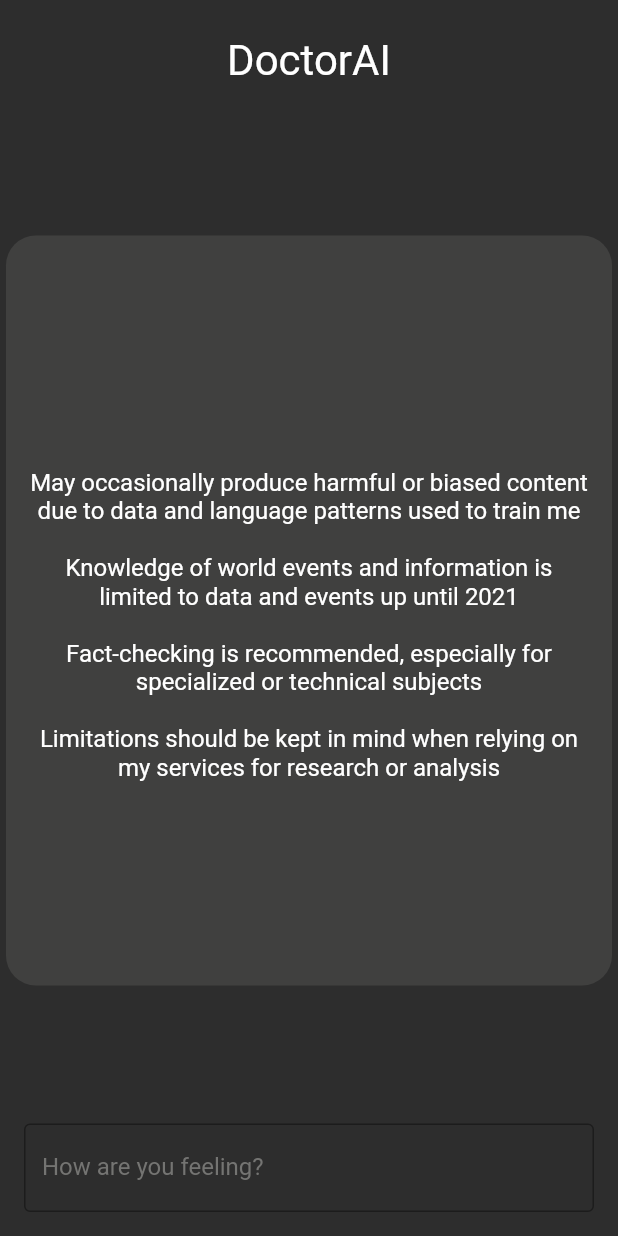
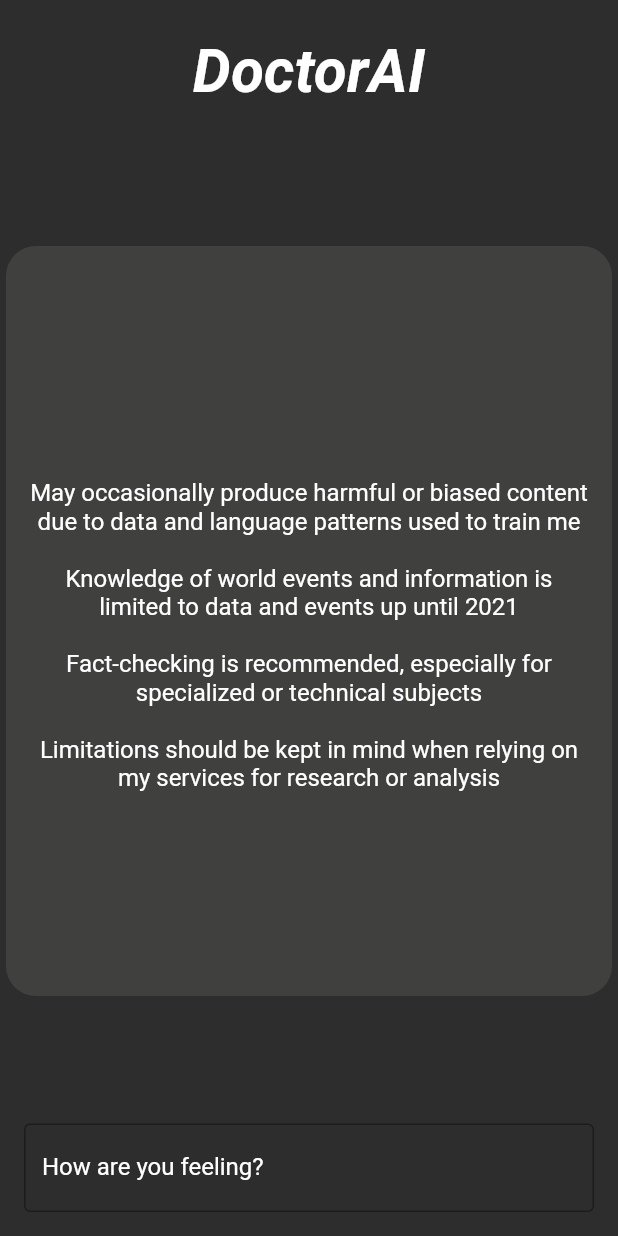
Before and after one commit to tiagomonteiro0715/hackaton-tiago-marcelo, a Flutter app: the screen it shows after launch, on a phone screen of 412 x 824 dp. Run offline on Flutter 3.47's test engine with Material 2 defaults, Android fonts, the phone set to English and light mode, and no system bars; missing offline and left inert: dart_openai.

Commit message:
Add files via upload

```diff
--- a/lib/main.dart
+++ b/lib/main.dart
@@ -1,13 +1,24 @@
+/// Importing the packages that are needed for the app to run.
 import 'package:flutter/material.dart';
 import 'package:dart_openai/openai.dart';
 
 void main() => runApp(const MyApp());
 
+/// This class is a StatelessWidget that returns a MaterialApp with a title and a home page
 class MyApp extends StatelessWidget {
+  /// A constructor that is called when the widget is first created.
   const MyApp({Key? key}) : super(key: key);
 
+  /// A variable that is called when the widget is first created.
   static const String _title = 'Flutter Code Sample';
 
+  /// The build function returns a MaterialApp widget that contains a ChatGPTAnswer widget
+  ///
+  /// Args:
+  ///   context (BuildContext): The context of the widget.
+  ///
+  /// Returns:
+  ///   A MaterialApp widget.
   @override
   Widget build(BuildContext context) {
     return MaterialApp(
@@ -17,14 +28,18 @@ class MyApp extends StatelessWidget {
   }
 }
 
+/// `ChatGPTAnswer` is a `StatefulWidget` that creates a `_ChatGPTAnswerState`
 class ChatGPTAnswer extends StatefulWidget {
+  /// A constructor that is called when the widget is first created.
   const ChatGPTAnswer({Key? key}) : super(key: key);
 
+  /// `createState()` is a function that returns a State object
   @override
   State<ChatGPTAnswer> createState() => _ChatGPTAnswerState();
 }
 
 class _ChatGPTAnswerState extends State<ChatGPTAnswer> {
+  /// Creating a text editing controller and a string.
   late TextEditingController _controller;
   String _prompt = ' ';
 
@@ -49,9 +64,11 @@ class _ChatGPTAnswerState extends State<ChatGPTAnswer> {
   /// Returns:
   ///   A string of text.
   Future<String> _generateTextFromChatGPTAPI(String gptPrompt) async {
-    String API_KEY = "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";
+    /// This is where you put your API key.
+    String API_KEY = " ";
     OpenAI.apiKey = API_KEY;
 
+    /// Checking if the prompt is empty. If it is not empty, it will return the text.
     if (gptPrompt != ' ') {
       final completion = await OpenAI.instance.completion.create(
         model: "text-davinci-003",
@@ -83,22 +100,37 @@ My first suggestion request is “$gptPrompt”.
   @override
   Widget build(BuildContext context) {
     return Scaffold(
-      /// Creating the app bar.
+      /// Setting the background color of the app to a dark grey.
       backgroundColor: Color.fromARGB(255, 45, 45, 45),
+
+      /// The above code is creating a text field and a button. When the button is pressed, the text field is
+      /// cleared and the text is sent to the API. The API then returns a response.
       body: Column(
+        /// Setting the space between the text field and the button.
         mainAxisAlignment: MainAxisAlignment.spaceBetween,
+
+        /// Aligning the text to the center.
         crossAxisAlignment: CrossAxisAlignment.center,
         children: [
           /// Creating a text field.
           Center(
             child: Padding(
               padding: const EdgeInsets.all(24.0),
-              child: Text("DoctorAI",
-                  textScaleFactor: 2, style: TextStyle(color: Colors.white)),
+              child: Text(
+                "DoctorAI",
+                textScaleFactor: 2,
+                style: TextStyle(
+                  color: Colors.white,
+                  fontSize: 20.0, // Increase the font size
+                  fontWeight: FontWeight.bold, // Add bold font weight
+                  fontStyle: FontStyle.italic, // Add italic font style
+                ),
+              ),
             ),
           ),
 
           Expanded(
+            /// The above code is using the FutureBuilder widget to display the data from the API.
             child: FutureBuilder<String>(
               future: _generateTextFromChatGPTAPI(_prompt),
               builder: (BuildContext context, AsyncSnapshot<String> snapshot) {
@@ -163,6 +195,8 @@ My first suggestion request is “$gptPrompt”.
                     ),
                   ];
                 }
+
+                /// Returning the data.
                 return Center(
                   child: Column(
                     mainAxisAlignment: MainAxisAlignment.center,
@@ -181,20 +215,21 @@ My first suggestion request is “$gptPrompt”.
                 controller: _controller,
                 decoration: const InputDecoration(
                   labelText: 'How are you feeling?',
-                labelStyle:
-                    TextStyle(color: Color.fromARGB(255, 116, 116, 114)),
+                  labelStyle: TextStyle(
+                    color: Color.fromARGB(
+                        255, 255, 255, 255), // Change the color here
+                    fontSize:
+                        16.0, // You can also set other properties of the text style
+                  ),
                   floatingLabelAlignment: FloatingLabelAlignment.center,
                   border: OutlineInputBorder(),
                 ),
-
-              /// Setting the value of the text field to the value of the string.
                 onSubmitted: (String value) {
                   setState(() {
                     _prompt = value;
                   });
                 },
-            ),
-          ),
+              )),
         ],
       ),
     );
```
Lines whose indentation alone changed are shown as unchanged.
